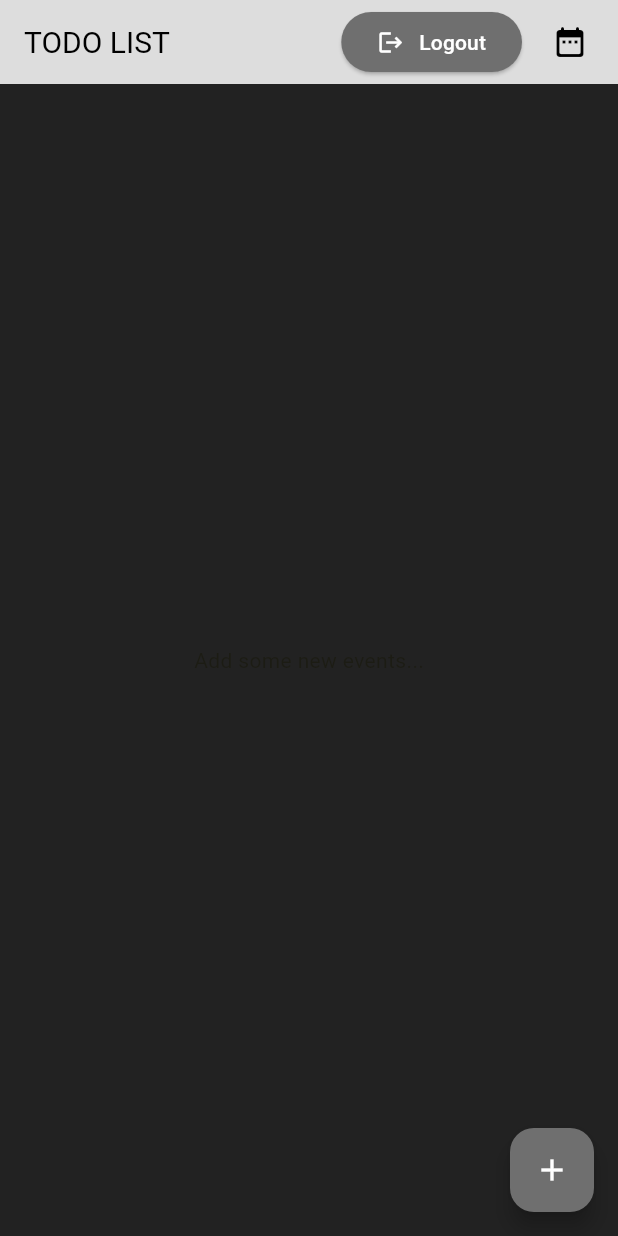
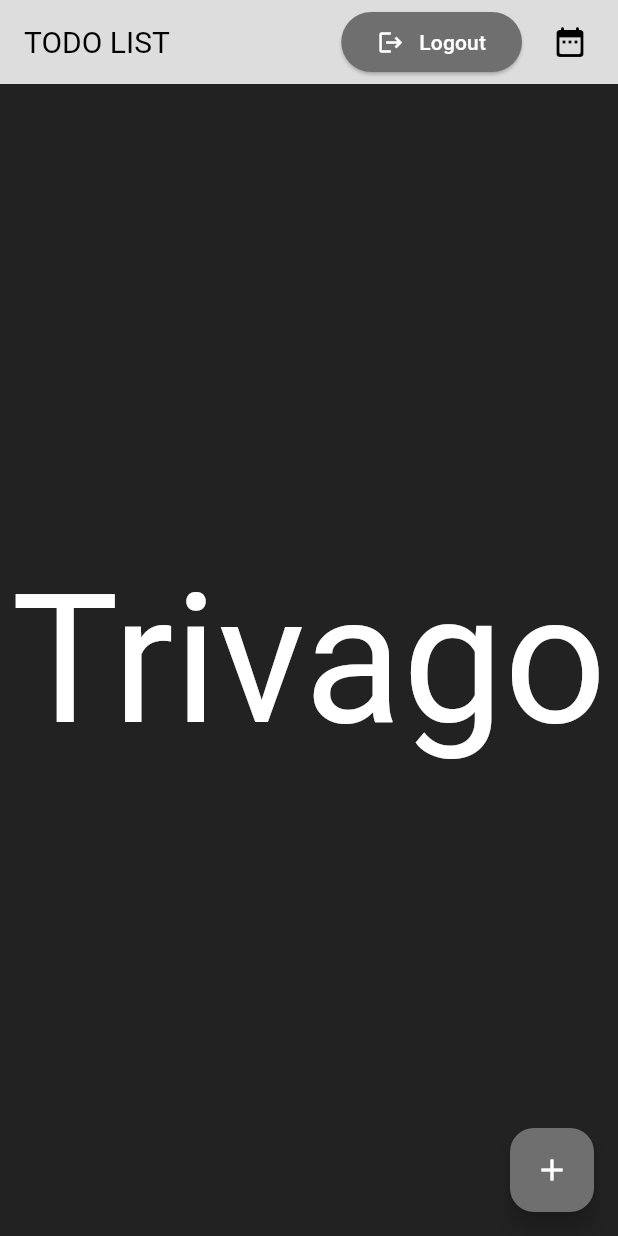
Before and after one commit to GoNjO9/TODO_list_flutter, a Flutter app: the screen it shows once a user with an empty profile is signed in, on a phone screen of 412 x 824 dp. Run offline on Flutter 3.47's test engine with Material 3 defaults, Android fonts, the phone set to English and light mode, and no system bars; our stand-ins replace cloud_firestore, firebase_auth, firebase_core, gap; accounts and stored records are empty; network calls fail.

Commit message:
chore: epic trivago change

```diff
--- a/lib/view/widgets/event_tiles.dart
+++ b/lib/view/widgets/event_tiles.dart
@@ -74,7 +74,11 @@
         }
       }
       return const Center(
-        child: Text('Add some new events...'),
+        child: CustomText(
+          text: 'Trivago',
+          textColor: Colors.white,
+          textSize: 120,
+        ),
       );
     });
   }
```
